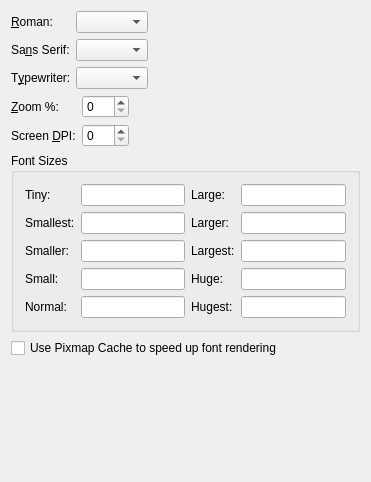
Before: the Qt Designer form src/frontends/qt4/ui/PrefScreenFontsUi.ui in cburschka/lyx, drawn with Qt 5.
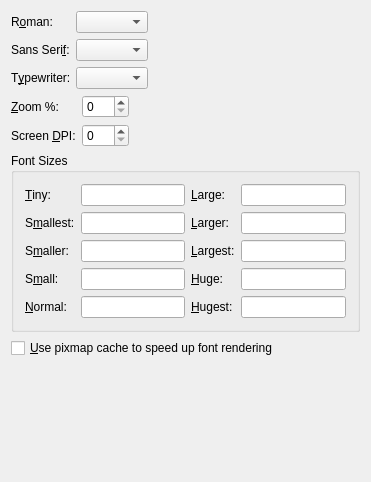
After: the same form once the commit is applied. Custom widgets are drawn as their Qt base class.

The edit to the form file:
```diff
--- a/src/frontends/qt4/ui/PrefScreenFontsUi.ui
+++ b/src/frontends/qt4/ui/PrefScreenFontsUi.ui
@@ -66,7 +66,7 @@
        <item row="1" column="0" >
         <widget class="QLabel" name="screenSansLA" >
          <property name="text" >
-          <string>Sa&amp;ns Serif:</string>
+          <string>Sans Seri&amp;f:</string>
          </property>
          <property name="buddy" >
           <cstring>screenSansCO</cstring>
@@ -114,7 +114,7 @@
        <item row="0" column="0" >
         <widget class="QLabel" name="screenRomanLA" >
          <property name="text" >
-          <string>&amp;Roman:</string>
+          <string>R&amp;oman:</string>
          </property>
          <property name="buddy" >
           <cstring>screenRomanCO</cstring>
@@ -256,10 +256,20 @@
       <item row="2" column="3" >
        <widget class="QLineEdit" name="screenLargestED" />
       </item>
+      <item row="0" column="2" >
+       <widget class="QLabel" name="screenLargeLA" >
+        <property name="text" >
+         <string>&amp;Large:</string>
+        </property>
+        <property name="buddy" >
+         <cstring>screenLargeED</cstring>
+        </property>
+       </widget>
+      </item>
       <item row="1" column="2" >
        <widget class="QLabel" name="screenLargerLA" >
         <property name="text" >
-         <string>Larger:</string>
+         <string>&amp;Larger:</string>
         </property>
         <property name="buddy" >
          <cstring>screenLargerED</cstring>
@@ -269,7 +279,7 @@
       <item row="2" column="2" >
        <widget class="QLabel" name="screenLargestLA" >
         <property name="text" >
-         <string>Largest:</string>
+         <string>&amp;Largest:</string>
         </property>
         <property name="buddy" >
          <cstring>screenLargestED</cstring>
@@ -282,7 +292,7 @@
       <item row="3" column="2" >
        <widget class="QLabel" name="screenHugeLA" >
         <property name="text" >
-         <string>Huge:</string>
+         <string>&amp;Huge:</string>
         </property>
         <property name="buddy" >
          <cstring>screenHugeED</cstring>
@@ -292,7 +302,7 @@
       <item row="4" column="2" >
        <widget class="QLabel" name="screenHugestLA" >
         <property name="text" >
-         <string>Hugest:</string>
+         <string>&amp;Hugest:</string>
         </property>
         <property name="buddy" >
          <cstring>screenHugerED</cstring>
@@ -302,7 +312,7 @@
       <item row="1" column="0" >
        <widget class="QLabel" name="screenSmallestLA" >
         <property name="text" >
-         <string>Smallest:</string>
+         <string>S&amp;mallest:</string>
         </property>
         <property name="buddy" >
          <cstring>screenSmallestED</cstring>
@@ -312,7 +322,7 @@
       <item row="2" column="0" >
        <widget class="QLabel" name="screenSmallerLA" >
         <property name="text" >
-         <string>Smaller:</string>
+         <string>S&amp;maller:</string>
         </property>
         <property name="buddy" >
          <cstring>screenSmallerED</cstring>
@@ -322,7 +332,7 @@
       <item row="3" column="0" >
        <widget class="QLabel" name="screenSmallLA" >
         <property name="text" >
-         <string>Small:</string>
+         <string>S&amp;mall:</string>
         </property>
         <property name="buddy" >
          <cstring>screenSmallED</cstring>
@@ -332,7 +342,7 @@
       <item row="4" column="0" >
        <widget class="QLabel" name="screenNormalLA" >
         <property name="text" >
-         <string>Normal:</string>
+         <string>&amp;Normal:</string>
         </property>
         <property name="buddy" >
          <cstring>screenNormalED</cstring>
@@ -342,23 +352,13 @@
       <item row="0" column="0" >
        <widget class="QLabel" name="screenTinyLA" >
         <property name="text" >
-         <string>Tiny:</string>
+         <string>&amp;Tiny:</string>
         </property>
         <property name="buddy" >
          <cstring>screenTinyED</cstring>
         </property>
        </widget>
       </item>
-      <item row="0" column="2" >
-       <widget class="QLabel" name="screenLargeLA" >
-        <property name="text" >
-         <string>Large:</string>
-        </property>
-        <property name="buddy" >
-         <cstring>screenLargeED</cstring>
-        </property>
-       </widget>
-      </item>
      </layout>
     </widget>
    </item>
@@ -368,7 +368,7 @@
       <string>Checking this improves performance, but might decrease the on-screen quality of fonts</string>
      </property>
      <property name="text" >
-      <string>Use Pixmap Cache to speed up font rendering</string>
+      <string>&amp;Use pixmap cache to speed up font rendering</string>
      </property>
     </widget>
    </item>
```
